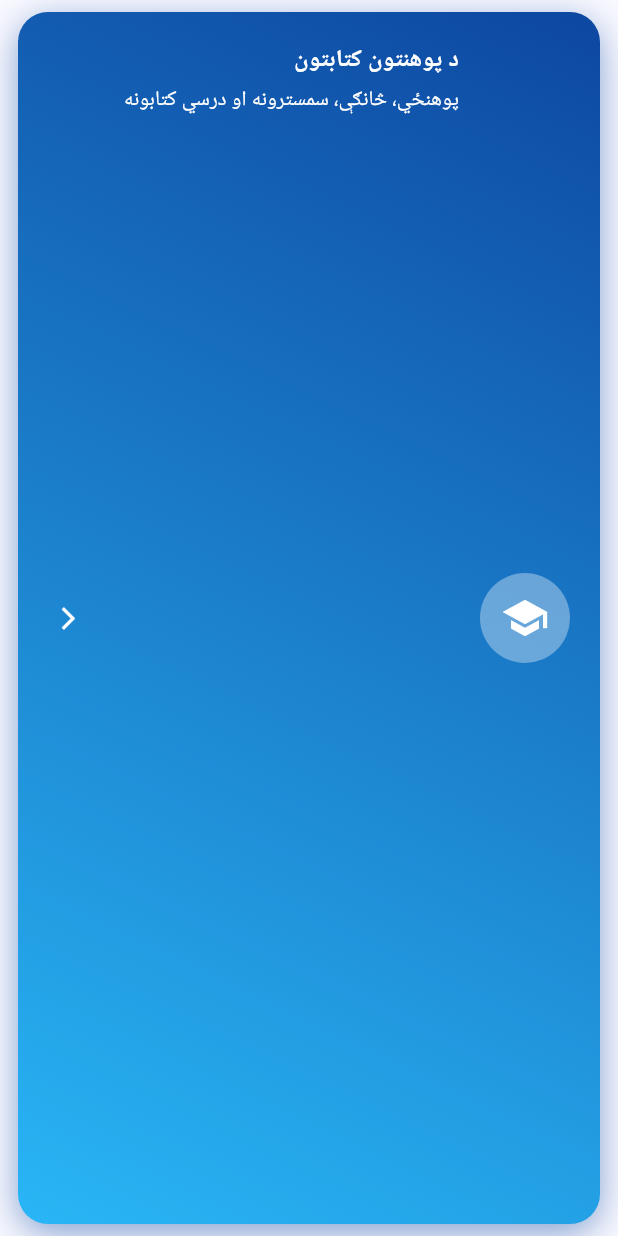
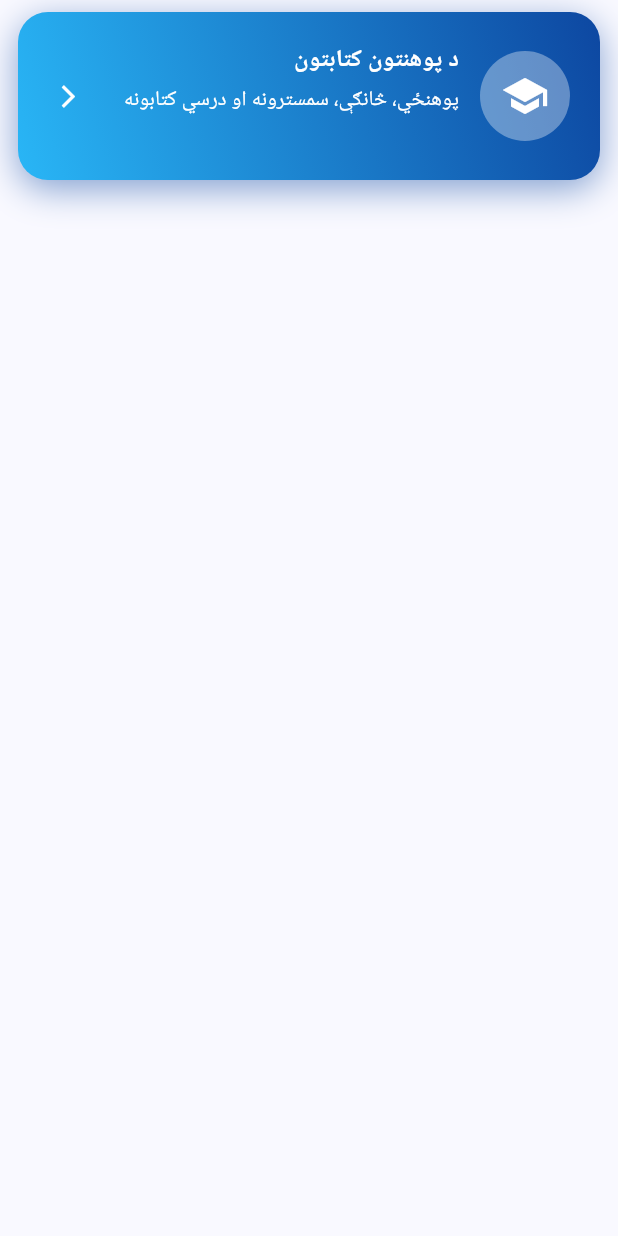
Before and after one commit to Mohammad-ziarmal/helmand-university-library, a Flutter app: the _SectionCard widget shown alone on an empty page, opened directly, on a phone screen of 412 x 824 dp. Run offline on Flutter 3.47's test engine with Material 3 defaults, Android fonts, the phone set to English and light mode, and no system bars; our stand-ins replace file_picker, shared_preferences, supabase_flutter; accounts and stored records are empty.

Commit message:
Build 19: remove New Books from home, developer name big and bold, uniform home cards

```diff
--- a/student_app/lib/screens/home_screen.dart
+++ b/student_app/lib/screens/home_screen.dart
@@ -1,6 +1,8 @@
 // Home screen: three main sections (University Library, Reading Library,
-// Developer Profile), quick search, favourites and settings, and a list
-// of new books.
+// Developer Profile), quick search, favourites and settings.
+//
+// The three section cards share one uniform height so they look neat and
+// organised; the developer card shows the developer's name big and bold.
 //
 // Design: branded hero header with the university logo on a deep navy
 // gradient, large gradient section cards, soft rounded cards everywhere.
@@ -9,7 +11,6 @@ import 'package:flutter/material.dart';
 
 import '../data/catalogue.dart';
 import '../l10n/strings.dart';
-import 'book_tile.dart';
 import 'developer_screen.dart';
 import 'favorites_screen.dart';
 import 'library_screens.dart';
@@ -168,31 +169,16 @@ class HomeScreen extends StatelessWidget {
             icon: Icons.person,
             title: tr(context, 'developerProfile'),
             subtitle: tr(context, 'developerProfileDesc'),
+            subtitleStyle: const TextStyle(
+              color: Colors.white,
+              fontWeight: FontWeight.bold,
+              fontSize: 18,
+            ),
             gradient: const [Color(0xFF9C7C00), Color(0xFFFFC107)],
             onTap: () => Navigator.of(context).push(
               MaterialPageRoute(builder: (_) => const DeveloperScreen()),
             ),
           ),
-
-          Padding(
-            padding: const EdgeInsets.fromLTRB(16, 16, 16, 4),
-            child: Text(
-              tr(context, 'newBooks'),
-              style: Theme.of(context).textTheme.titleLarge?.copyWith(
-                    fontWeight: FontWeight.bold,
-                  ),
-            ),
-          ),
-          Padding(
-            padding: const EdgeInsets.symmetric(horizontal: 16),
-            child: Text(
-              tr(context, 'freeBooksNote'),
-              style: Theme.of(context).textTheme.bodySmall,
-            ),
-          ),
-          const SizedBox(height: 8),
-          // New books: the first books of the catalogue.
-          ...libraryBooks.take(8).map((book) => BookTile(book: book)),
         ],
       ),
     );
@@ -230,6 +216,7 @@ class _SectionCard extends StatelessWidget {
     required this.icon,
     required this.title,
     required this.subtitle,
+    this.subtitleStyle,
     required this.gradient,
     required this.onTap,
   });
@@ -237,6 +224,7 @@ class _SectionCard extends StatelessWidget {
   final IconData icon;
   final String title;
   final String subtitle;
+  final TextStyle? subtitleStyle;
   final List<Color> gradient;
   final VoidCallback onTap;
 
@@ -244,6 +232,7 @@ class _SectionCard extends StatelessWidget {
   Widget build(BuildContext context) {
     final isRtl = Directionality.of(context) == TextDirection.rtl;
     return Container(
+      height: 112,
       margin: const EdgeInsets.symmetric(horizontal: 12, vertical: 8),
       decoration: BoxDecoration(
         borderRadius: BorderRadius.circular(20),
@@ -285,6 +274,8 @@ class _SectionCard extends StatelessWidget {
                     children: [
                       Text(
                         title,
+                        maxLines: 1,
+                        overflow: TextOverflow.ellipsis,
                         style: Theme.of(context)
                             .textTheme
                             .titleMedium
@@ -296,10 +287,13 @@ class _SectionCard extends StatelessWidget {
                       const SizedBox(height: 4),
                       Text(
                         subtitle,
-                        style: Theme.of(context)
-                            .textTheme
-                            .bodyMedium
-                            ?.copyWith(color: Colors.white),
+                        maxLines: 2,
+                        overflow: TextOverflow.ellipsis,
+                        style: subtitleStyle ??
+                            Theme.of(context)
+                                .textTheme
+                                .bodyMedium
+                                ?.copyWith(color: Colors.white),
                       ),
                     ],
                   ),
--- a/student_app/pubspec.yaml
+++ b/student_app/pubspec.yaml
@@ -1,7 +1,7 @@
 name: student_app
 description: "Helmand University Digital Library - Student App"
 publish_to: "none"
-version: 1.0.0+4
+version: 1.0.0+5
 
 environment:
   sdk: ">=3.3.0 <4.0.0"
```
